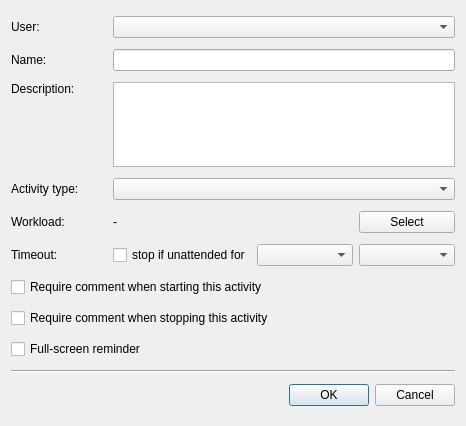
Old version of the form Srt.QT/tt3-gui/CreatePrivateActivityDialog.ui in the repository akapustiatyahoocouk/TimeTracker3.
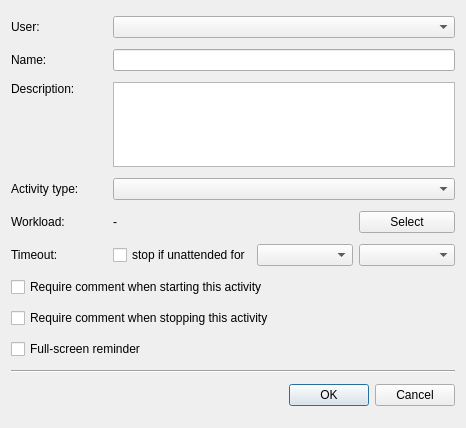
New version of the form. Icons and pictures are not drawn.

```diff
--- a/Srt.QT/tt3-gui/CreatePrivateActivityDialog.ui
+++ b/Srt.QT/tt3-gui/CreatePrivateActivityDialog.ui
@@ -7,7 +7,7 @@
     <x>0</x>
     <y>0</y>
     <width>466</width>
-    <height>426</height>
+    <height>428</height>
    </rect>
   </property>
   <property name="windowTitle">
```
Left out of the diff: 104 changed lines with no effect on the pictures.
